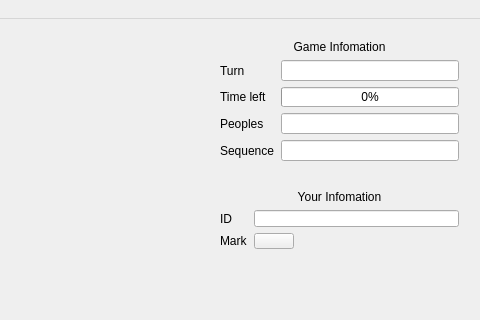
HadesD/CaroOnline, file Client.Qt/MainWindow.ui: the form before one commit; both pictures show x 491 to 971 and y 0 to 320 of the 971 by 645 pixel window.
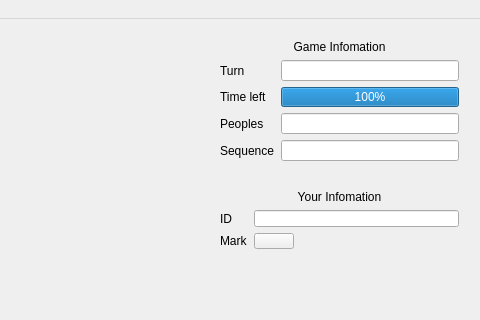
The form after the commit.

```diff
--- a/Client.Qt/MainWindow.ui
+++ b/Client.Qt/MainWindow.ui
@@ -201,7 +201,7 @@
      <item row="2" column="1">
       <widget class="QProgressBar" name="gameInfotimeLeftProgressBar">
        <property name="value">
-        <number>0</number>
+        <number>100</number>
        </property>
       </widget>
      </item>
```
